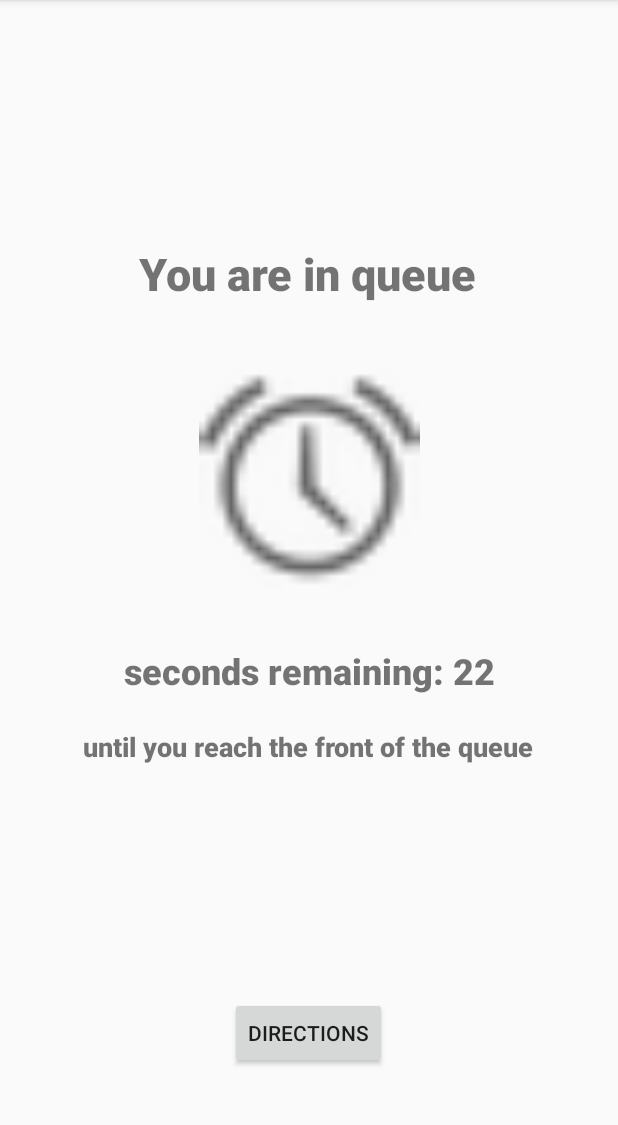
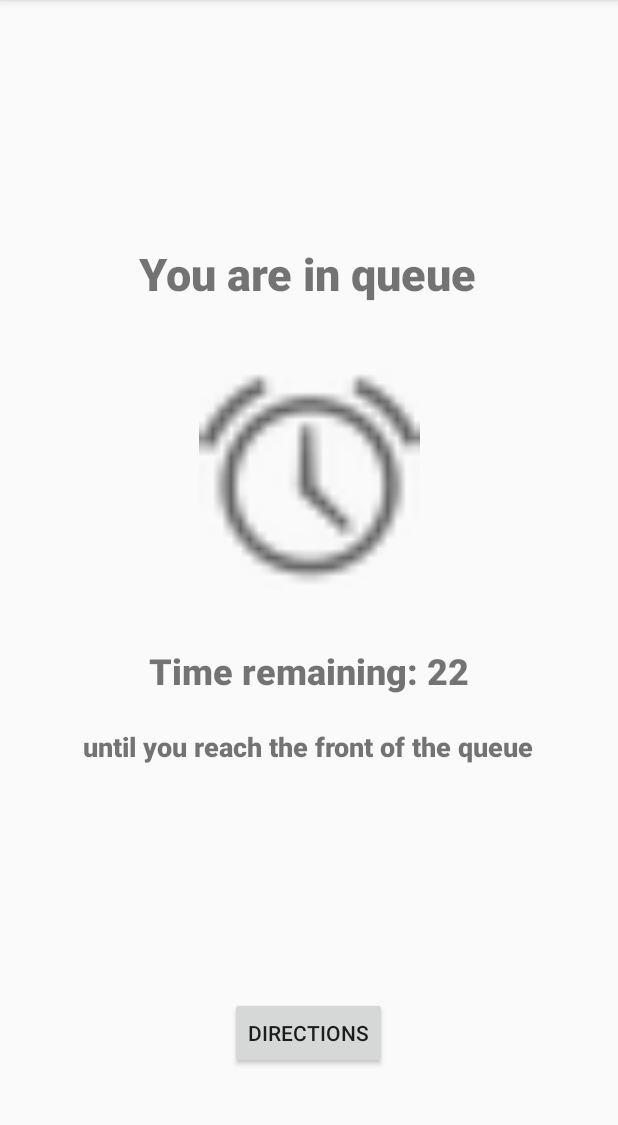
Before and after one commit to Sean-Green/BBQueue, an Android app: the screen it shows after launch (MainActivity), on a phone screen of 412 x 824 dp, the part 84-1209 px from its top. Run offline under Robolectric (Android 15) with nearby library versions, the phone set to English and light mode, and no system bars.

Commit message:
timer function revamp -Johnny

```diff
--- a/app/src/main/java/com/example/bbqueue/MainActivity.java
+++ b/app/src/main/java/com/example/bbqueue/MainActivity.java
@@ -15,12 +15,14 @@ public class MainActivity extends AppCompatActivity {
 
         new CountDownTimer(30000, 1000) {
             TextView mTextField = findViewById(R.id.textView);
+            TextView bTextField = findViewById(R.id.textView2);
             public void onTick(long millisUntilFinished) {
-                mTextField.setText("seconds remaining: " + millisUntilFinished / 1000);
+                mTextField.setText("Time remaining: " + millisUntilFinished / 1000);
             }
 
             public void onFinish() {
                 mTextField.setText("done!");
+                bTextField.setText("");
             }
         }.start();
 
--- a/app/src/main/res/values/strings.xml
+++ b/app/src/main/res/values/strings.xml
@@ -2,6 +2,6 @@
     <string name="app_name">BBQueue</string>
     <string name="InQueueTopMessage">You are in queue</string>
     <string name="InQueueDirectionsBtn">Directions</string>
-    <string name="InQueueTimeLeftMessage1">10 Min</string>
+    <string name="InQueueTimeLeftMessage1">Time remaining: </string>
     <string name="InQueueTimeLeftMessage2">until you reach the front of the queue</string>
 </resources>
```
